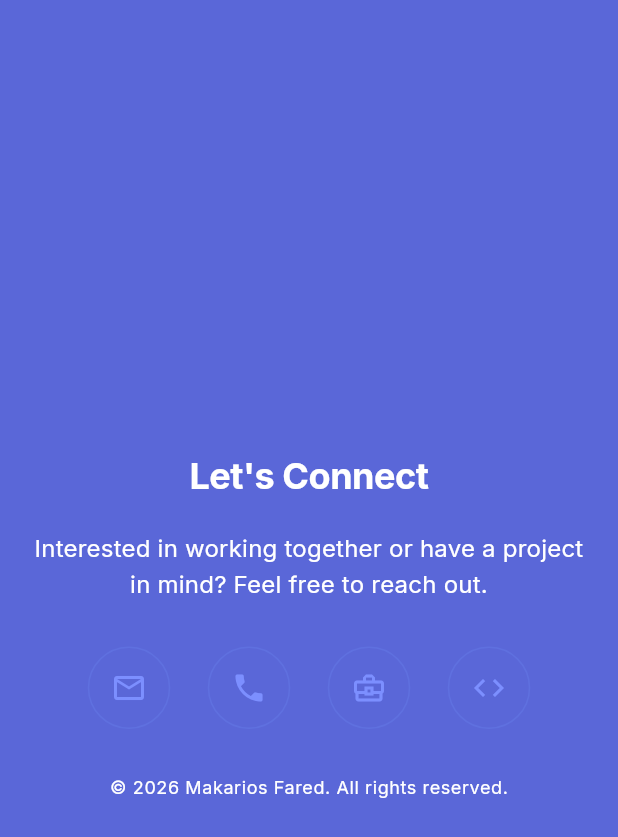
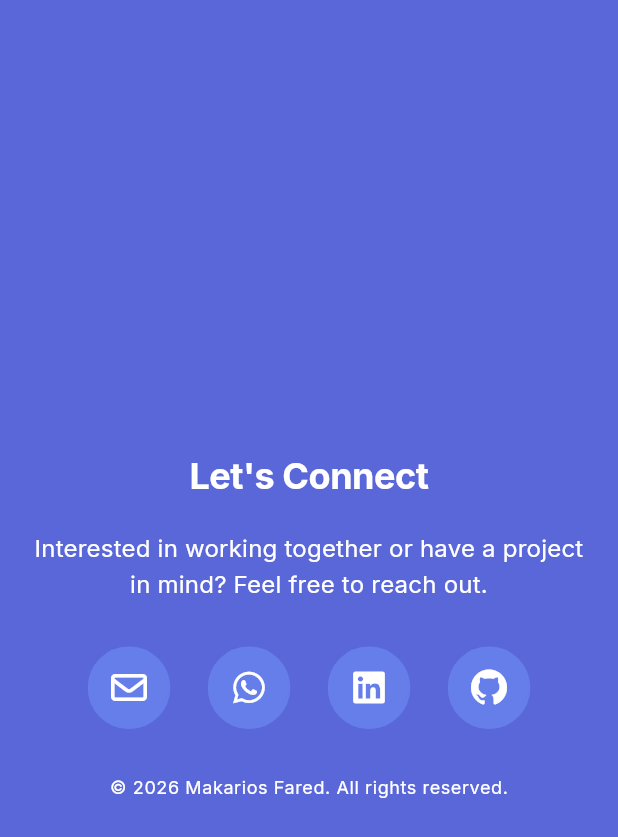
Before and after one commit to MakariosFared/portfolio, a Flutter app: the ConnectWithMe widget shown alone on an empty page, opened directly, on a phone screen of 412 x 824 dp. Shown: the top 837 px of the screen. Run offline on Flutter 3.47's test engine with Material 3 defaults, Android fonts, the phone set to English and light mode, and no system bars; our stand-ins replace animate_do, device_preview, dio, font_awesome_flutter, google_fonts, visibility_detector.

Commit message:
finish the contact us section

```diff
--- a/lib/features/home/widgets/connect_with_me.dart
+++ b/lib/features/home/widgets/connect_with_me.dart
@@ -1,4 +1,5 @@
 import 'package:flutter/material.dart';
+import 'package:font_awesome_flutter/font_awesome_flutter.dart';
 import 'package:my_portfolio/core/widgets/scroll_reveal.dart';
 import 'package:url_launcher/url_launcher.dart';
 import '../../../../core/theme/colors.dart';
@@ -75,20 +76,19 @@ class _ConnectWithMeState extends State<ConnectWithMe> {
               runSpacing: 25,
               children: [
                 _SocialButton(
-                  icon: Icons.email_outlined,
+                  icon: FontAwesomeIcons.envelope,
                   onTap: () => _launch("mailto:$email"),
                 ),
                 _SocialButton(
-                  icon: Icons.phone,
-                  onTap: () =>
-                      _launch("https://wa.me/$whatsappNumber"),
+                  icon: FontAwesomeIcons.whatsapp,
+                  onTap: () => _launch("https://wa.me/$whatsappNumber"),
                 ),
                 _SocialButton(
-                  icon: Icons.business_center_outlined,
+                  icon: FontAwesomeIcons.linkedin,
                   onTap: () => _launch(linkedInUrl),
                 ),
                 _SocialButton(
-                  icon: Icons.code,
+                  icon: FontAwesomeIcons.github,
                   onTap: () => _launch(githubUrl),
                 ),
               ],
@@ -119,10 +119,7 @@ class _SocialButton extends StatefulWidget {
   final IconData icon;
   final VoidCallback onTap;
 
-  const _SocialButton({
-    required this.icon,
-    required this.onTap,
-  });
+  const _SocialButton({required this.icon, required this.onTap});
 
   @override
   State<_SocialButton> createState() => _SocialButtonState();
@@ -146,20 +143,22 @@ class _SocialButtonState extends State<_SocialButton> {
           height: isMobile ? 55 : 65,
           decoration: BoxDecoration(
             shape: BoxShape.circle,
-            border: Border.all(
-              color: isHovered
-                  ? AppColors.primary
-                  : AppColors.primary.withValues(alpha: 0.4),
-            ),
-            color: isHovered
+            border: isMobile
+                ? Border.all(color: AppColors.primary)
+                : Border.all(
+                    color: isHovered
+                        ? AppColors.primary
+                        : AppColors.primary.withValues(alpha: 0.4),
+                  ),
+            color: isMobile
+                ? AppColors.primary
+                : isHovered
                 ? AppColors.primary
                 : Colors.transparent,
           ),
           child: Icon(
             widget.icon,
-            color: isHovered
-                ? Colors.white
-                : AppColors.primaryLight,
+            color: Colors.white,
             size: isMobile ? 24 : 28,
           ),
         ),
--- a/lib/main.dart
+++ b/lib/main.dart
@@ -31,8 +31,8 @@ void main() async {
 
   runApp(
     DevicePreview(
-      // enabled: !kReleaseMode,
-      enabled: false,
+      enabled: !kReleaseMode,
+      // enabled: false,
       builder: (context) => const MyApp(),
     ),
   );
--- a/pubspec.yaml
+++ b/pubspec.yaml
@@ -63,6 +63,7 @@ dependencies:
   liquid_glass_renderer: ^0.2.0-dev.4
   visibility_detector: ^0.4.0+2
   device_preview: ^1.3.1
+  font_awesome_flutter: ^10.12.0
 
 dev_dependencies:
   flutter_test:
```
Also changed, not shown: pubspec.lock.
